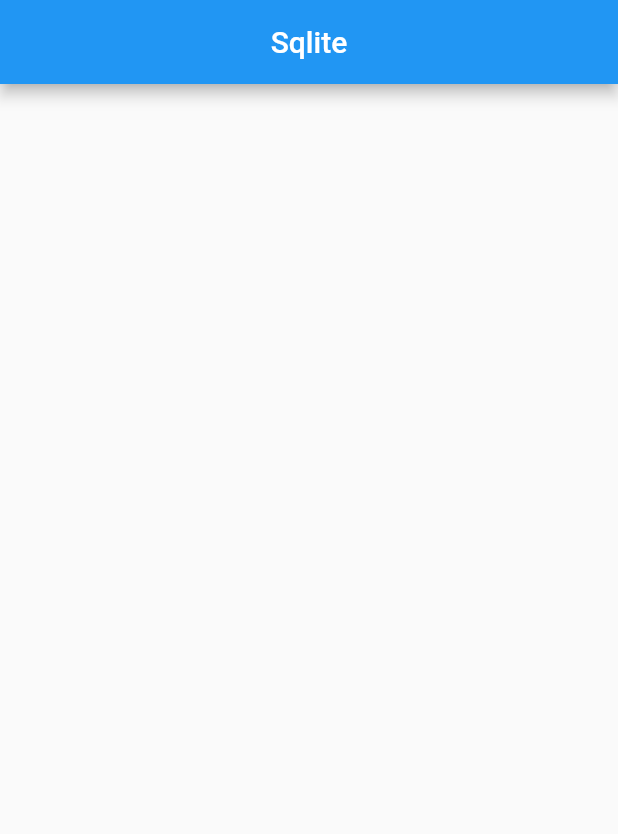
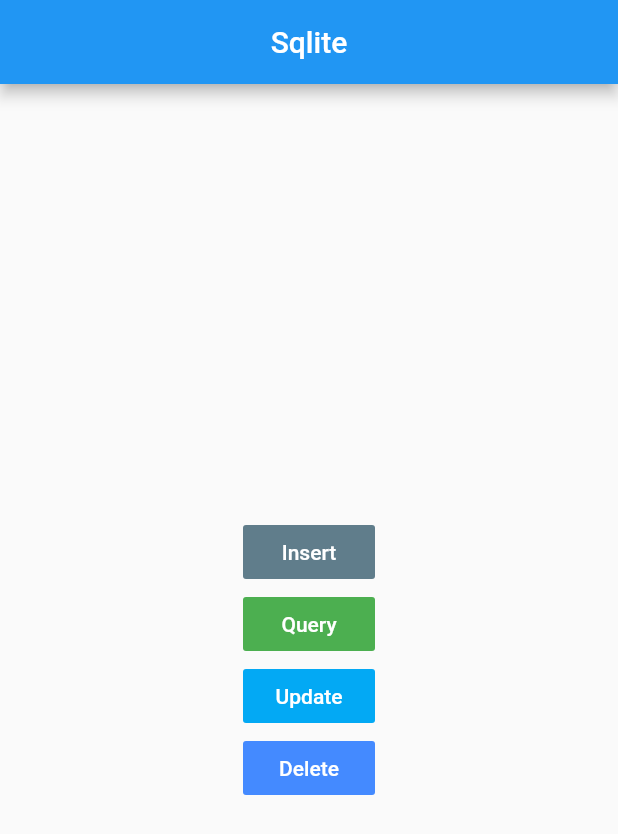
Before and after one commit to Sohag-84/flutter_sqlite_project, a Flutter app: the screen it shows after launch, on a phone screen of 412 x 824 dp. Shown: the top 834 px of the screen. Run offline on Flutter 3.47's test engine with Material 2 defaults, Android fonts, the phone set to English and light mode, and no system bars; our stand-ins replace sqflite; accounts and stored records are empty.

Commit message:
Design UI and insert and queryall data show in console

```diff
--- a/lib/main.dart
+++ b/lib/main.dart
@@ -16,7 +16,25 @@ class MyApp extends StatelessWidget {
           title: const Text("Sqlite"),
           centerTitle: true,
         ),
-
+        body: Center(
+          child: Column(
+            mainAxisAlignment: MainAxisAlignment.center,
+            children: [
+              FlatButton(onPressed: () async{
+                int i = await DatabaseHelper.instance.insert(
+                    {DatabaseHelper.comlumnName : "Sohag"}
+                );
+                print("id = $i");
+              }, child: const Text("Insert",style: TextStyle(color: Colors.white),),color: Colors.blueGrey,),
+              FlatButton(onPressed: () async{
+                List<Map<String,dynamic>> queryRows = await DatabaseHelper.instance.queryAll();
+                print("Query rows : $queryRows");
+              }, child: const Text("Query",style: TextStyle(color: Colors.white),),color: Colors.green),
+              FlatButton(onPressed: (){}, child: const Text("Update",style: TextStyle(color: Colors.white),),color: Colors.lightBlue),
+              FlatButton(onPressed: (){}, child: const Text("Delete",style: TextStyle(color: Colors.white),),color: Colors.blueAccent),
+            ],
+          ),
+        ),
       ),
     );
   }
```
